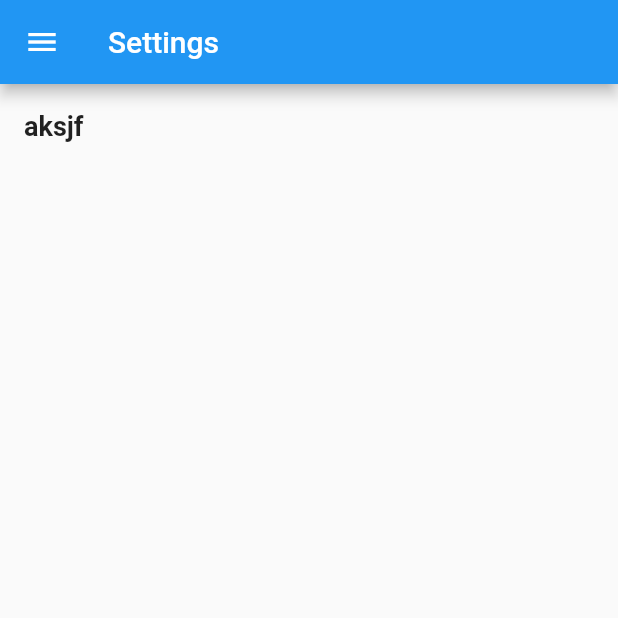
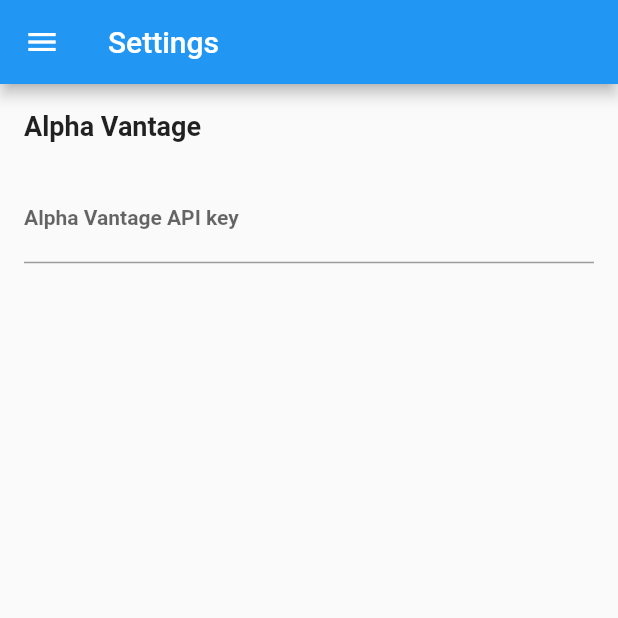
Before and after one commit to zagrim/stock-tracker-flutter, a Flutter app: the SettingsPage screen opened by its route, on a phone screen of 412 x 824 dp, the top half of it. Run offline on Flutter 3.47's test engine with Material 2 defaults, Android fonts, the light colour scheme and no system bars; our stand-ins replace get_it; missing offline and left inert: dart:ffi.

Commit message:
Implement API key as a global setting, add get_it as dependency

```diff
--- /dev/null
+++ b/lib/models/global_settings.dart
@@ -0,0 +1,3 @@
+class GlobalSettings {
+  String alphaVantageApiKey = '';
+}
--- a/lib/pages/settings_page.dart
+++ b/lib/pages/settings_page.dart
@@ -1,4 +1,6 @@
 import 'package:flutter/material.dart';
+import 'package:get_it/get_it.dart';
+import 'package:stock_tracker/models/global_settings.dart';
 
 import '../widgets/main_drawer.dart';
 
@@ -12,6 +14,45 @@
 }
 
 class _SettingsPageState extends State<SettingsPage> {
+  final apiKeyController = TextEditingController(
+    text: GetIt.instance.get<GlobalSettings>().alphaVantageApiKey,
+  );
+
+  @override
+  void initState() {
+    super.initState();
+    apiKeyController.addListener(() {
+      GetIt.instance.get<GlobalSettings>().alphaVantageApiKey =
+          apiKeyController.text;
+      print("api key set to ");
+      print(GetIt.instance.get<GlobalSettings>().alphaVantageApiKey);
+    });
+  }
+
+  @override
+  void dispose() {
+    apiKeyController.dispose();
+    super.dispose();
+  }
+
+  ListTile buildSettingsItem(
+    String labelText,
+    String hintText,
+    TextEditingController controller,
+  ) {
+    return ListTile(
+      title: TextField(
+        decoration: InputDecoration(
+          labelText: labelText,
+          labelStyle: const TextStyle(fontSize: 14),
+          hintText: hintText,
+          hintStyle: const TextStyle(fontSize: 13),
+        ),
+        controller: controller,
+      ),
+    );
+  }
+
   @override
   Widget build(BuildContext context) {
     return Scaffold(
@@ -19,9 +60,17 @@
       drawer: const MainDrawer(),
       body: Column(
         children: [
-          ListTile(
-            title: const Text('aksjf'),
-          )
+          const ListTile(
+            title: Text(
+              'Alpha Vantage',
+              textAlign: TextAlign.left,
+            ),
+          ),
+          buildSettingsItem(
+            'Alpha Vantage API key',
+            'Your personal API key for Alpha Vantage',
+            apiKeyController,
+          ),
         ],
       ),
     );
--- a/pubspec.yaml
+++ b/pubspec.yaml
@@ -32,6 +32,7 @@
     sdk: flutter
   intl: ^0.17.0
   http: ^0.13.4
+  get_it: ^7.2.0
 
 
   # The following adds the Cupertino Icons font to your application.
```
Also changed, not shown: lib/main.dart (+7 -3 lines), lib/services/alphavantage_api.dart (+13 -4 lines), lib/widgets/add_stock_form.dart (+25 -7 lines), pubspec.lock.
